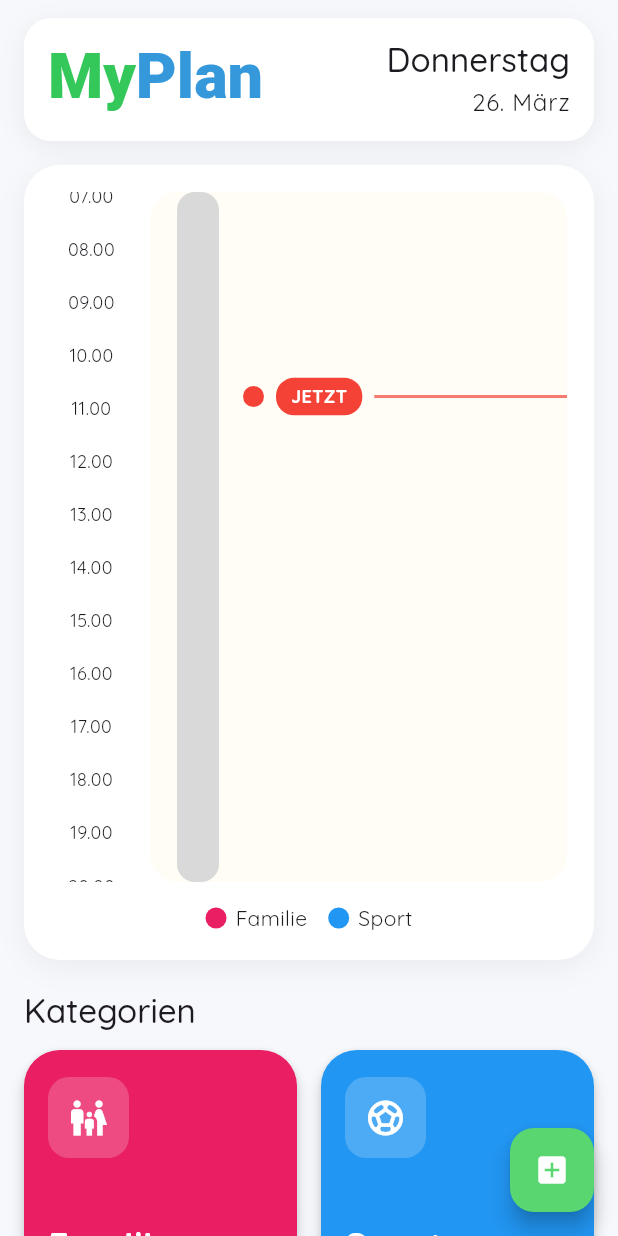
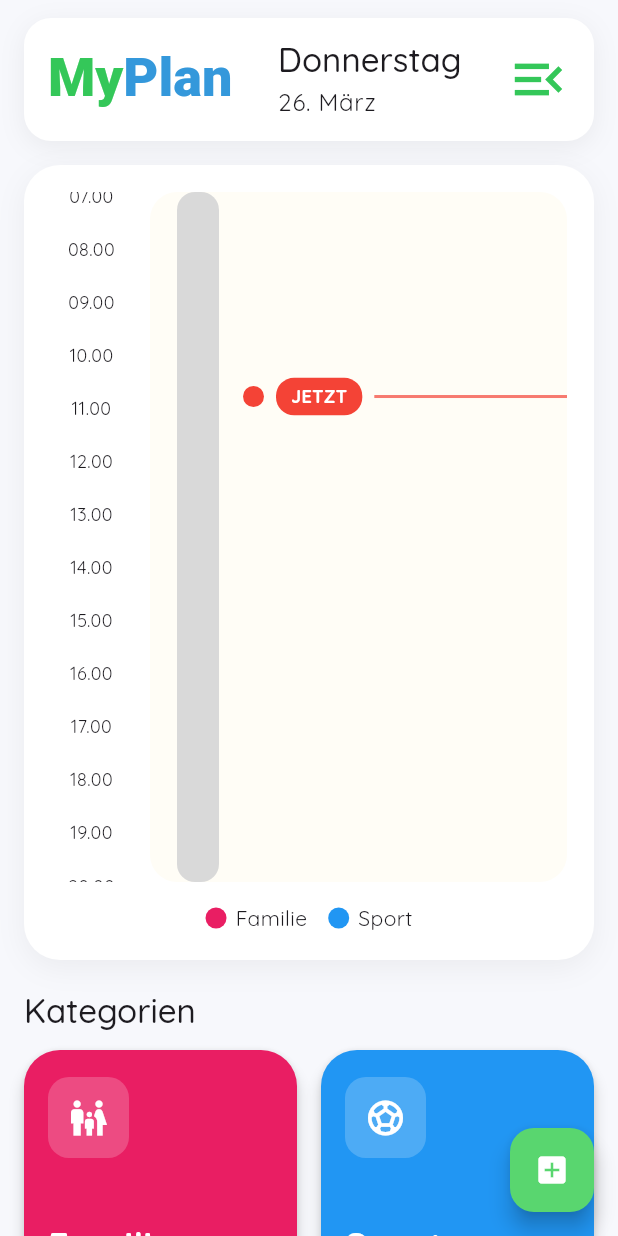
Before and after one commit to mwalexandra/myplan_app, a Flutter app: the screen it shows after launch, on a phone screen of 412 x 824 dp. Run offline on Flutter 3.47's test engine with Material 3 defaults, Android fonts, the light colour scheme and no system bars; our stand-ins replace cloud_firestore, firebase_core, go_router; accounts and stored records are empty; Roboto replaces fonts that are missing (Quicksand).

Commit message:
menu icon added

```diff
--- a/lib/core/services/event_service.dart
+++ b/lib/core/services/event_service.dart
@@ -62,7 +62,7 @@ class EventService {
   }
 
   Stream<List<TimelineSegment>> getTimelineSegments(List<Category> categories) {
-    // Берём события на сегодня
+    // Für jeden Kategorie die Events des heutigen Tages abrufen und daraus TimelineSegments erstellen
     final today = DateTime.now();
     final startOfDay = DateTime(today.year, today.month, today.day);
     final endOfDay = startOfDay.add(const Duration(days: 1));
--- a/lib/screens/home/home_screen.dart
+++ b/lib/screens/home/home_screen.dart
@@ -169,7 +169,7 @@ class _HomeHeader extends StatelessWidget {
               style: TextStyle(
                 fontFamily: 'Chewy',
                 fontWeight: FontWeight.w800,
-                fontSize: 42,
+                fontSize: 36,
                 height: 1,
               ),
               children: [
@@ -186,7 +186,7 @@ class _HomeHeader extends StatelessWidget {
           ),
           const Spacer(),
           Column(                                          // Datum
-            crossAxisAlignment: CrossAxisAlignment.end,
+            crossAxisAlignment: CrossAxisAlignment.start,
             children: [
               Text(
                 weekday,
@@ -198,6 +198,12 @@ class _HomeHeader extends StatelessWidget {
                 style: Theme.of(context).textTheme.bodyLarge,
               ),
             ],
+          ),
+          const Spacer(),
+          const Icon(
+            Icons.menu_open,
+            size: 42,
+            color: Color(0xFF34C759),
           ),
         ],
       ),
--- a/lib/screens/home/home_timeline_service.dart
+++ b/lib/screens/home/home_timeline_service.dart
@@ -2,7 +2,6 @@ import 'package:cloud_firestore/cloud_firestore.dart';
 import 'package:flutter/foundation.dart' hide Category;
 import 'package:myplan_app/core/models/category.dart';
 import 'package:myplan_app/screens/home/models/timeline_segment.dart';
-import '../../core/services/event_service.dart';
 
 class HomeTimelineService {
   final FirebaseFirestore _firestore = FirebaseFirestore.instance;
```
